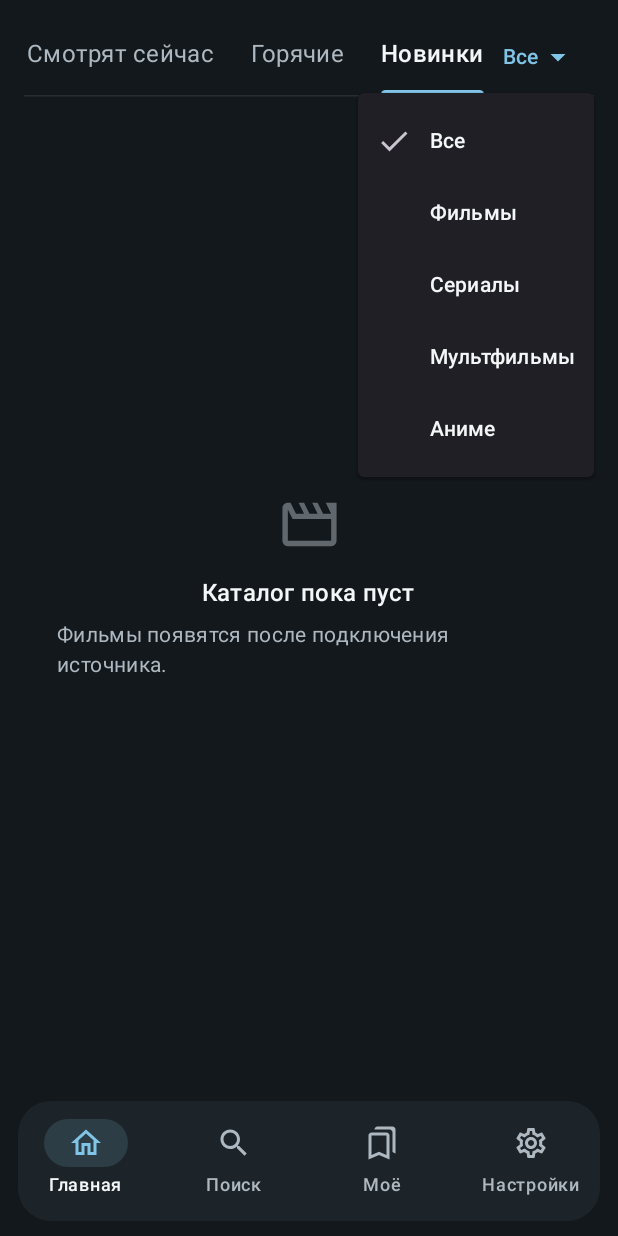
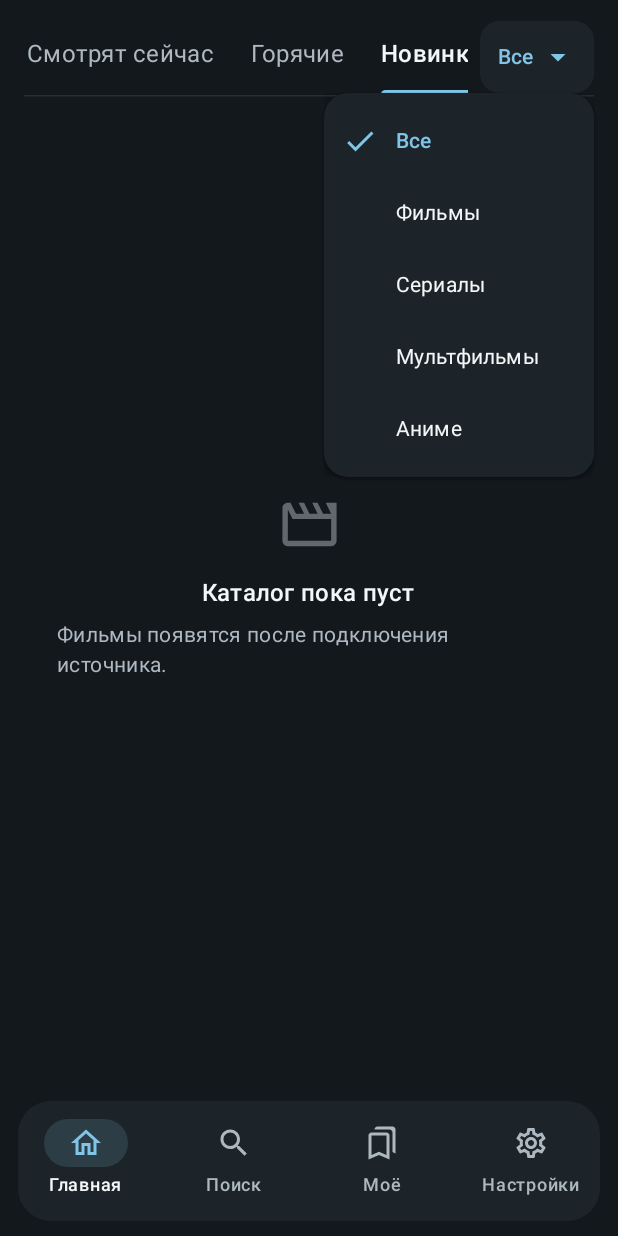
Before and after one commit to georg1995105-hash/Cinema, an Android app built with Jetpack Compose: the screen it shows after launch (MainActivity), after a tap on "Все", on a phone screen of 412 x 824 dp. Run offline under Robolectric (Android 15) with nearby library versions, the phone set to English and light mode, and no system bars; 3 other taps on this screen came first.

Commit message:
fix(ui): themed content selector and swipe-synced home categories v0.3.1

```diff
--- a/app/build.gradle.kts
+++ b/app/build.gradle.kts
@@ -12,8 +12,8 @@ android {
         applicationId = "app.cinema.player"
         minSdk = 26
         targetSdk = 35
-        versionCode = 4
-        versionName = "0.3.0"
+        versionCode = 5
+        versionName = "0.3.1"
         testInstrumentationRunner = "androidx.test.runner.AndroidJUnitRunner"
     }
 
--- a/app/src/main/java/app/cinema/player/MainActivity.kt
+++ b/app/src/main/java/app/cinema/player/MainActivity.kt
@@ -8,6 +8,9 @@ import androidx.compose.foundation.*
 import androidx.compose.foundation.layout.*
 import androidx.compose.foundation.lazy.LazyColumn
 import androidx.compose.foundation.lazy.LazyRow
+import androidx.compose.foundation.lazy.rememberLazyListState
+import androidx.compose.foundation.pager.HorizontalPager
+import androidx.compose.foundation.pager.rememberPagerState
 import androidx.compose.foundation.lazy.items
 import androidx.compose.foundation.shape.RoundedCornerShape
 import androidx.compose.material.icons.Icons
@@ -25,6 +28,7 @@ import androidx.compose.ui.platform.LocalContext
 import androidx.compose.ui.text.font.FontWeight
 import androidx.compose.ui.text.style.TextOverflow
 import androidx.compose.ui.unit.dp
+import kotlinx.coroutines.launch
 import java.net.URI
 
 internal val appBackground = Color(0xFF13181C)
@@ -223,26 +227,39 @@ internal fun SimpleTabs(items: List<String>, selected: String, onSelected: (Stri
 
 @Composable
 private fun HomeScreen() {
-    var feed by rememberSaveable { mutableStateOf(feeds.first()) }
     var kind by rememberSaveable { mutableStateOf(contentKinds.first()) }
     var options by remember { mutableStateOf(false) }
+    val pager = rememberPagerState(initialPage = 0, pageCount = { feeds.size })
+    val tabList = rememberLazyListState()
+    val scope = rememberCoroutineScope()
+
+    LaunchedEffect(pager.currentPage) {
+        if (tabList.layoutInfo.visibleItemsInfo.none { it.index == pager.currentPage }) {
+            tabList.animateScrollToItem(pager.currentPage)
+        }
+    }
+
     Column(Modifier.fillMaxSize()) {
         Row(verticalAlignment = Alignment.CenterVertically) {
             LazyRow(
+                state = tabList,
                 modifier = Modifier.weight(1f),
                 horizontalArrangement = Arrangement.spacedBy(24.dp),
                 contentPadding = PaddingValues(start = 2.dp, end = 12.dp)
             ) {
-                items(feeds) { section ->
-                    val active = feed == section
+                items(feeds.size) { index ->
+                    val active = pager.currentPage == index
                     Column(
                         Modifier.width(IntrinsicSize.Max)
-                            .clickable { feed = section }
+                            .clickable {
+                                scope.launch { pager.animateScrollToPage(index) }
+                            }
                             .padding(top = 12.dp),
                         horizontalAlignment = Alignment.CenterHorizontally
                     ) {
                         Text(
-                            section, color = if (active) appWhite else appMuted,
+                            feeds[index],
+                            color = if (active) appWhite else appMuted,
                             style = MaterialTheme.typography.titleMedium,
                             fontWeight = if (active) FontWeight.SemiBold else FontWeight.Normal,
                             maxLines = 1
@@ -257,39 +274,107 @@ private fun HomeScreen() {
                 }
             }
             Box {
-                TextButton(onClick = { options = true }) {
-                    Text(kind, maxLines = 1, color = appBlue)
-                    Icon(Icons.Outlined.ArrowDropDown, contentDescription = "Тип контента", tint = appBlue)
+                Surface(
+                    color = appPanel,
+                    shape = RoundedCornerShape(13.dp),
+                    modifier = Modifier.padding(start = 8.dp),
+                ) {
+                    TextButton(
+                        onClick = { options = true },
+                        contentPadding = PaddingValues(horizontal = 12.dp, vertical = 8.dp)
+                    ) {
+                        Text(
+                            kind,
+                            maxLines = 1,
+                            color = appBlue,
+                            style = MaterialTheme.typography.labelLarge
+                        )
+                        Spacer(Modifier.width(3.dp))
+                        Icon(
+                            Icons.Outlined.ArrowDropDown,
+                            contentDescription = "Выбрать тип контента",
+                            tint = appBlue
+                        )
+                    }
                 }
-                DropdownMenu(expanded = options, onDismissRequest = { options = false }) {
+                DropdownMenu(
+                    expanded = options,
+                    onDismissRequest = { options = false },
+                    shape = RoundedCornerShape(16.dp),
+                    containerColor = appPanel,
+                    tonalElevation = 0.dp,
+                    shadowElevation = 8.dp,
+                    modifier = Modifier.widthIn(min = 180.dp)
+                ) {
                     contentKinds.forEach { item ->
+                        val selected = kind == item
                         DropdownMenuItem(
-                            text = { Text(item) },
+                            text = {
+                                Text(
+                                    item,
+                                    color = if (selected) appBlue else appWhite,
+                                    fontWeight = if (selected) FontWeight.SemiBold else FontWeight.Normal
+                                )
+                            },
+                            leadingIcon = {
+                                if (selected) {
+                                    Icon(
+                                        Icons.Outlined.Check,
+                                        contentDescription = null,
+                                        tint = appBlue
+                                    )
+                                } else {
+                                    Spacer(Modifier.size(24.dp))
+                                }
+                            },
                             onClick = { kind = item; options = false },
-                            leadingIcon = {
-                                if (item == kind) Icon(Icons.Outlined.Check, contentDescription = null)
-                            }
+                            colors = MenuDefaults.itemColors(
+                                textColor = if (selected) appBlue else appWhite,
+                                leadingIconColor = appBlue
+                            )
                         )
                     }
                 }
             }
         }
         HorizontalDivider(color = appMuted.copy(alpha = .13f))
-        Box(Modifier.fillMaxWidth().weight(1f), contentAlignment = Alignment.Center) {
-            Column(horizontalAlignment = Alignment.CenterHorizontally,
-                modifier = Modifier.padding(22.dp)) {
-                Icon(Icons.Outlined.Movie, contentDescription = null,
-                    tint = appMuted.copy(alpha = .5f), modifier = Modifier.size(43.dp))
-                Spacer(Modifier.height(12.dp))
-                Text("Каталог пока пуст", style = MaterialTheme.typography.titleMedium,
-                    color = appWhite, fontWeight = FontWeight.Medium)
-                Spacer(Modifier.height(6.dp))
-                Text("Фильмы появятся после подключения источника.",
-                    color = appMuted, style = MaterialTheme.typography.bodyMedium)
+        HorizontalPager(
+            state = pager,
+            modifier = Modifier.fillMaxWidth().weight(1f),
+            key = { index -> feeds[index] }
+        ) { index ->
+            Box(
+                modifier = Modifier.fillMaxSize(),
+                contentAlignment = Alignment.Center
+            ) {
+                Column(
+                    horizontalAlignment = Alignment.CenterHorizontally,
+                    modifier = Modifier.padding(22.dp)
+                ) {
+                    Icon(
+                        Icons.Outlined.Movie, contentDescription = null,
+                        tint = appMuted.copy(alpha = .5f),
+                        modifier = Modifier.size(43.dp)
+                    )
+                    Spacer(Modifier.height(12.dp))
+                    Text(
+                        "Каталог пока пуст",
+                        style = MaterialTheme.typography.titleMedium,
+                        color = appWhite,
+                        fontWeight = FontWeight.Medium
+                    )
+                    Spacer(Modifier.height(6.dp))
+                    Text(
+                        "Фильмы появятся после подключения источника.",
+                        color = appMuted,
+                        style = MaterialTheme.typography.bodyMedium
+                    )
+                }
             }
         }
     }
 }
+
 @Composable
 internal fun EmptyPanel(title: String, explanation: String, icon: ImageVector) {
     Surface(color = appPanel, shape = RoundedCornerShape(22.dp),
--- a/app/src/main/java/app/cinema/player/SettingsScreens.kt
+++ b/app/src/main/java/app/cinema/player/SettingsScreens.kt
@@ -223,7 +223,7 @@ internal fun AboutScreen(back: () -> Unit) {
         Spacer(Modifier.height(24.dp))
         Text("Кино", style = MaterialTheme.typography.headlineMedium,
             fontWeight = FontWeight.Bold)
-        Text("Версия 0.3.0", color = appBlue)
+        Text("Версия 0.3.1", color = appBlue)
         Spacer(Modifier.height(18.dp))
         Text("Независимое приложение. Каталог и вход в сторонний сервис пока не подключены.",
             color = appMuted)
```
